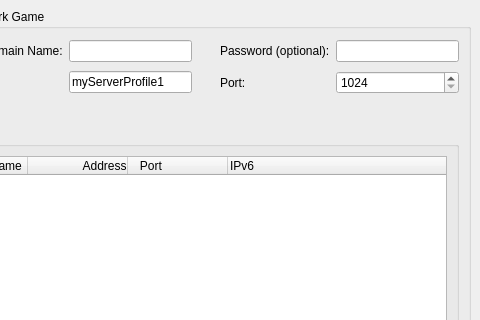
This is src/gui/qt/joinnetworkgamedialog.ui in pokerth/pokerth as Qt 5 draws it before an edit; both pictures show x 106 to 586 and y 0 to 320 of the 586 by 458 pixel window. The edited form follows.
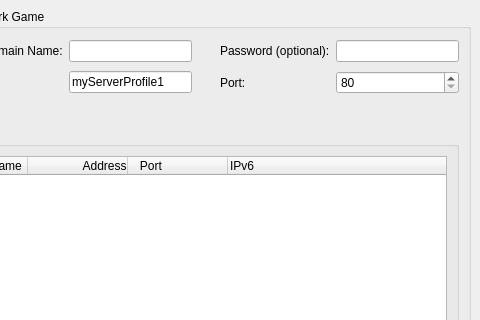
This is the edited form.

```diff
--- a/src/gui/qt/joinnetworkgamedialog.ui
+++ b/src/gui/qt/joinnetworkgamedialog.ui
@@ -72,7 +72,10 @@
          <number>65535</number>
         </property>
         <property name="minimum" >
-         <number>1024</number>
+         <number>80</number>
+        </property>
+        <property name="value" >
+         <number>80</number>
         </property>
        </widget>
       </item>
```
